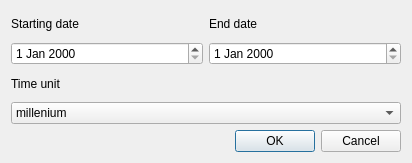
Qt form TimelineArchitect/newtimeline_View.ui (GrzegorzDomaradzki/TimelineArchitect) before a commit.
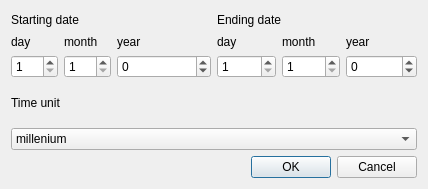
The same form after that commit.

```diff
--- a/TimelineArchitect/newtimeline_View.ui
+++ b/TimelineArchitect/newtimeline_View.ui
@@ -6,20 +6,20 @@
    <rect>
     <x>0</x>
     <y>0</y>
-    <width>412</width>
-    <height>163</height>
+    <width>428</width>
+    <height>189</height>
    </rect>
   </property>
   <property name="windowTitle">
    <string>Dialog</string>
   </property>
-  <layout class="QVBoxLayout" name="verticalLayout_6">
+  <layout class="QVBoxLayout" name="verticalLayout_11">
    <item>
-    <layout class="QVBoxLayout" name="verticalLayout_5">
+    <layout class="QVBoxLayout" name="verticalLayout_10">
      <item>
       <layout class="QHBoxLayout" name="horizontalLayout">
        <item>
-        <layout class="QVBoxLayout" name="verticalLayout">
+        <layout class="QVBoxLayout" name="verticalLayout_4">
          <item>
           <widget class="QLabel" name="label">
            <property name="text">
@@ -28,21 +28,158 @@
           </widget>
          </item>
          <item>
-          <widget class="QDateEdit" name="StartDate"/>
+          <layout class="QHBoxLayout" name="horizontalLayout_4" stretch="1,1,2">
+           <item>
+            <layout class="QVBoxLayout" name="verticalLayout_2">
+             <item>
+              <widget class="QLabel" name="label_5">
+               <property name="text">
+                <string>day</string>
+               </property>
+              </widget>
+             </item>
+             <item>
+              <widget class="QSpinBox" name="dayS">
+               <property name="minimum">
+                <number>1</number>
+               </property>
+               <property name="maximum">
+                <number>31</number>
+               </property>
+              </widget>
+             </item>
+            </layout>
+           </item>
+           <item>
+            <layout class="QVBoxLayout" name="verticalLayout_5">
+             <item>
+              <widget class="QLabel" name="label_6">
+               <property name="text">
+                <string>month</string>
+               </property>
+              </widget>
+             </item>
+             <item>
+              <widget class="QSpinBox" name="monthS">
+               <property name="minimum">
+                <number>1</number>
+               </property>
+               <property name="maximum">
+                <number>12</number>
+               </property>
+              </widget>
+             </item>
+            </layout>
+           </item>
+           <item>
+            <layout class="QVBoxLayout" name="verticalLayout_6">
+             <item>
+              <widget class="QLabel" name="label_7">
+               <property name="text">
+                <string>year</string>
+               </property>
+              </widget>
+             </item>
+             <item>
+              <widget class="QSpinBox" name="yearS">
+               <property name="minimum">
+                <number>-99999999</number>
+               </property>
+               <property name="maximum">
+                <number>99999999</number>
+               </property>
+              </widget>
+             </item>
+            </layout>
+           </item>
+          </layout>
          </item>
         </layout>
        </item>
        <item>
-        <layout class="QVBoxLayout" name="verticalLayout_2">
+        <layout class="QVBoxLayout" name="verticalLayout">
          <item>
           <widget class="QLabel" name="label_2">
            <property name="text">
-            <string>End date</string>
+            <string>Ending date</string>
            </property>
           </widget>
          </item>
          <item>
-          <widget class="QDateEdit" name="EndDate"/>
+          <layout class="QHBoxLayout" name="horizontalLayout_3" stretch="1,1,0">
+           <item>
+            <layout class="QVBoxLayout" name="verticalLayout_7">
+             <item>
+              <widget class="QLabel" name="label_9">
+               <property name="text">
+                <string>day</string>
+               </property>
+              </widget>
+             </item>
+             <item>
+              <widget class="QSpinBox" name="dayE">
+               <property name="enabled">
+                <bool>true</bool>
+               </property>
+               <property name="minimum">
+                <number>1</number>
+               </property>
+               <property name="maximum">
+                <number>31</number>
+               </property>
+              </widget>
+             </item>
+            </layout>
+           </item>
+           <item>
+            <layout class="QVBoxLayout" name="verticalLayout_8">
+             <item>
+              <widget class="QLabel" name="label_8">
+               <property name="text">
+                <string>month</string>
+               </property>
+              </widget>
+             </item>
+             <item>
+              <widget class="QSpinBox" name="monthE">
+               <property name="enabled">
+                <bool>true</bool>
+               </property>
+               <property name="minimum">
+                <number>1</number>
+               </property>
+               <property name="maximum">
+                <number>12</number>
+               </property>
+              </widget>
+             </item>
+            </layout>
+           </item>
+           <item>
+            <layout class="QVBoxLayout" name="verticalLayout_9">
+             <item>
+              <widget class="QLabel" name="label_10">
+               <property name="text">
+                <string>year</string>
+               </property>
+              </widget>
+             </item>
+             <item>
+              <widget class="QSpinBox" name="yearE">
+               <property name="enabled">
+                <bool>true</bool>
+               </property>
+               <property name="minimum">
+                <number>-99999999</number>
+               </property>
+               <property name="maximum">
+                <number>99999999</number>
+               </property>
+              </widget>
+             </item>
+            </layout>
+           </item>
+          </layout>
          </item>
         </layout>
        </item>
@@ -102,18 +239,18 @@
        </item>
       </layout>
      </item>
+     <item>
+      <widget class="QDialogButtonBox" name="buttonBox">
+       <property name="orientation">
+        <enum>Qt::Horizontal</enum>
+       </property>
+       <property name="standardButtons">
+        <set>QDialogButtonBox::Cancel|QDialogButtonBox::Ok</set>
+       </property>
+      </widget>
+     </item>
     </layout>
    </item>
-   <item>
-    <widget class="QDialogButtonBox" name="buttonBox">
-     <property name="orientation">
-      <enum>Qt::Horizontal</enum>
-     </property>
-     <property name="standardButtons">
-      <set>QDialogButtonBox::Cancel|QDialogButtonBox::Ok</set>
-     </property>
-    </widget>
-   </item>
   </layout>
  </widget>
  <resources/>
```
